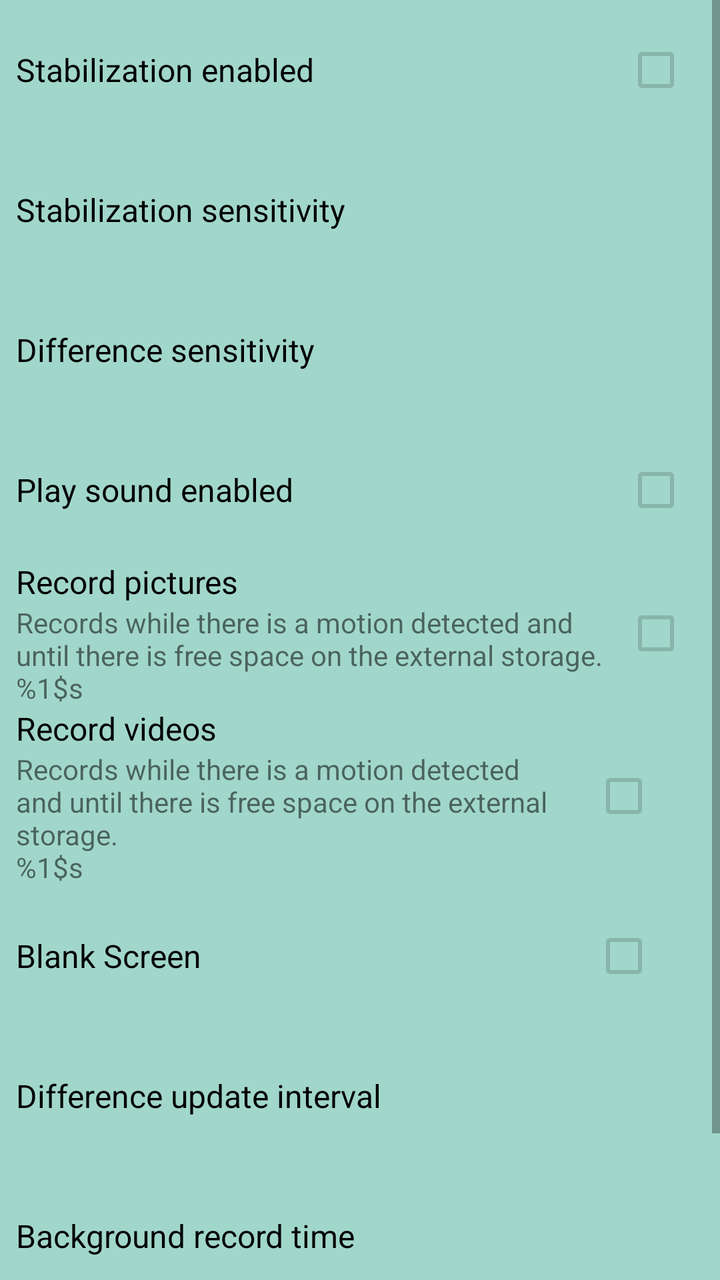
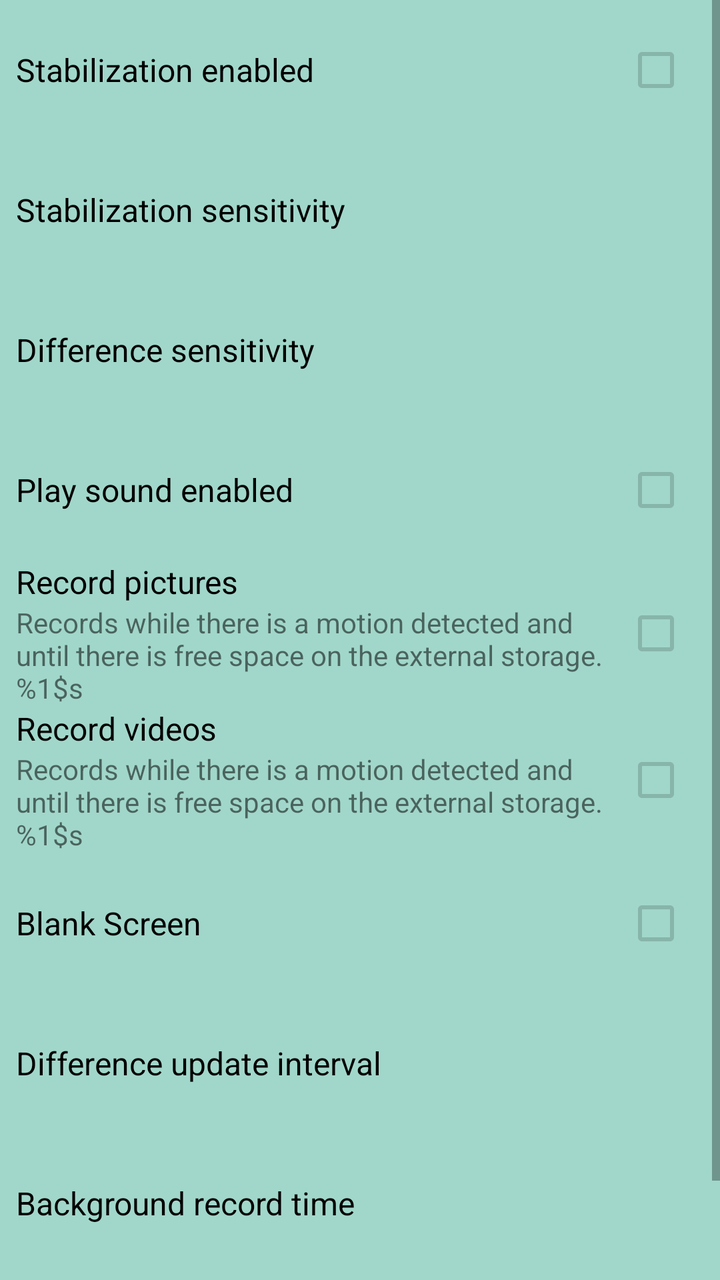

Compare the two renders of this Android layout. The source of the first and the diff that turns it into the second are given below.
<!-- AndroidManifest.xml: application theme AppTheme -->
<!-- res/layout/activity_settings.xml -->
<?xml version="1.0" encoding="utf-8"?>
<ScrollView
    xmlns:android="http://schemas.android.com/apk/res/android"
    xmlns:tools="http://schemas.android.com/tools"
    android:layout_width="match_parent"
    android:layout_height="match_parent"
    android:fillViewport="true"
    android:background="@color/colorPrimary"
    tools:context="com.blogspot.techzealous.sentinel.SettingsActivity">

    <LinearLayout
        android:layout_width="match_parent"
        android:layout_height="wrap_content"
        android:paddingStart="8dp"
        android:paddingEnd="16dp"
        android:orientation="vertical"
        android:id="@+id/linearLayoutRootSettings">

        <RelativeLayout
            android:id="@+id/relativeLayoutStabilizationSettings"
            android:layout_width="match_parent"
            android:layout_height="70dp">

            <TextView
                android:layout_width="wrap_content"
                android:layout_height="wrap_content"
                android:layout_centerVertical="true"
                android:textSize="16sp"
                android:textColor="@android:color/black"
                android:text="@string/stabilization_enabled"
                android:id="@+id/textViewStabilizationSettings"/>

            <CheckBox
                android:layout_width="wrap_content"
                android:layout_height="wrap_content"
                android:layout_alignParentEnd="true"
                android:layout_centerVertical="true"
                android:enabled="false"
                android:id="@+id/checkBoxStabilizationSettings"/>
        </RelativeLayout>

        <TextView
            android:layout_width="match_parent"
            android:layout_height="70dp"
            android:gravity="center_vertical"
            android:textSize="16sp"
            android:textColor="@android:color/black"
            android:text="@string/stabilization_sensitivity"
            android:id="@+id/textViewStabilizationSensitivitySettings"/>

        <TextView
            android:layout_width="match_parent"
            android:layout_height="70dp"
            android:gravity="center_vertical"
            android:textSize="16sp"
            android:textColor="@android:color/black"
            android:text="@string/difference_sensitivity"
            android:id="@+id/textViewDifferenceSensitivitySettings"/>

        <RelativeLayout
            android:id="@+id/relativeLayoutPlaySoundSettings"
            android:layout_width="match_parent"
            android:layout_height="70dp">

            <TextView
                android:layout_width="wrap_content"
                android:layout_height="wrap_content"
                android:layout_centerVertical="true"
                android:textSize="16sp"
                android:textColor="@android:color/black"
                android:text="@string/play_sound_enabled"
                android:layout_alignParentStart="true"
                android:layout_toStartOf="@+id/checkBoxPlaySoundSettings"
                android:id="@+id/textViewPlaySoundSettings" />

            <CheckBox
                android:layout_width="wrap_content"
                android:layout_height="wrap_content"
                android:layout_alignParentEnd="true"
                android:layout_centerVertical="true"
                android:enabled="false"
                android:id="@+id/checkBoxPlaySoundSettings"/>
        </RelativeLayout>

        <RelativeLayout
            android:id="@+id/relativeLayoutPicturesSettings"
            android:layout_width="match_parent"
            android:layout_height="wrap_content">

            <TextView
                android:layout_width="match_parent"
                android:layout_height="wrap_content"
                android:layout_toStartOf="@+id/checkBoxRecordPicturesSettings"
                android:textSize="16sp"
                android:textColor="@android:color/black"
                android:text="@string/record_pictures"
                android:id="@+id/textViewRecordPicturesSettings"/>

            <CheckBox
                android:layout_width="wrap_content"
                android:layout_height="wrap_content"
                android:layout_alignParentEnd="true"
                android:layout_centerVertical="true"
                android:enabled="false"
                android:id="@+id/checkBoxRecordPicturesSettings"/>

            <TextView
                android:id="@+id/textViewRecordPicturesDescSettings"
                android:layout_width="match_parent"
                android:layout_height="wrap_content"
                android:layout_below="@id/textViewRecordPicturesSettings"
                android:layout_toStartOf="@+id/checkBoxRecordPicturesSettings"
                android:text="@string/record_description"/>

        </RelativeLayout>

        <RelativeLayout
            android:id="@+id/relativeLayoutVideosSettings"
            android:layout_width="match_parent"
            android:layout_height="wrap_content"
            android:paddingStart="0dp"
            android:paddingEnd="16dp"
            android:paddingLeft="16dp"
            android:paddingRight="16dp">

            <TextView
                android:layout_width="match_parent"
                android:layout_height="wrap_content"
                android:layout_toStartOf="@+id/checkBoxRecordVideosSettings"
                android:textSize="16sp"
                android:textColor="@android:color/black"
                android:text="@string/record_videos"
                android:id="@+id/textViewRecordVideosSettings"/>

            <CheckBox
                android:layout_width="wrap_content"
                android:layout_height="wrap_content"
                android:layout_alignParentEnd="true"
                android:layout_centerVertical="true"
                android:enabled="false"
                android:id="@+id/checkBoxRecordVideosSettings"/>

            <TextView
                android:id="@+id/textViewRecordVideosDescSettings"
                android:layout_width="match_parent"
                android:layout_height="wrap_content"
                android:layout_below="@id/textViewRecordVideosSettings"
                android:layout_toStartOf="@+id/checkBoxRecordVideosSettings"
                android:text="@string/record_description"/>
        </RelativeLayout>

        <RelativeLayout
            android:id="@+id/relativeLayoutBlankScreenSettings"
            android:layout_width="match_parent"
            android:layout_height="70dp"
            android:paddingStart="0dp"
            android:paddingEnd="16dp">

            <TextView
                android:layout_width="wrap_content"
                android:layout_height="wrap_content"
                android:layout_centerVertical="true"
                android:textSize="16sp"
                android:textColor="@android:color/black"
                android:text="@string/blank_screen"
                android:layout_alignParentStart="true"
                android:layout_toStartOf="@+id/checkBoxBlankScreenSettings"
                android:id="@+id/textViewBlankScreenSettings" />

            <CheckBox
                android:layout_width="wrap_content"
                android:layout_height="wrap_content"
                android:layout_alignParentEnd="true"
                android:layout_centerVertical="true"
                android:enabled="false"
                android:id="@+id/checkBoxBlankScreenSettings"/>
        </RelativeLayout>

        <TextView
            android:layout_width="match_parent"
            android:layout_height="70dp"
            android:gravity="center_vertical"
            android:textSize="16sp"
            android:textColor="@android:color/black"
            android:text="@string/difference_update"
            android:id="@+id/textViewDifferenceUpdate"/>

        <TextView
            android:layout_width="match_parent"
            android:layout_height="70dp"
            android:gravity="center_vertical"
            android:textSize="16sp"
            android:textColor="@android:color/black"
            android:text="@string/background_record_time"
            android:id="@+id/textViewBackgroundRecordTime"/>

        <RelativeLayout
            android:id="@+id/relativeLayoutDeviceAdmin"
            android:layout_width="match_parent"
            android:layout_height="70dp"
            android:paddingStart="0dp"
            android:paddingEnd="16dp">

            <TextView
                android:layout_width="wrap_content"
                android:layout_height="wrap_content"
                android:layout_centerVertical="true"
                android:textSize="16sp"
                android:textColor="@android:color/black"
                android:text="@string/enable_device_admin"
                android:layout_alignParentStart="true"
                android:layout_toStartOf="@+id/checkBoxDeviceAdmin"
                android:id="@+id/textViewDeviceAdmin" />

            <CheckBox
                android:layout_width="wrap_content"
                android:layout_height="wrap_content"
                android:layout_alignParentEnd="true"
                android:layout_centerVertical="true"
                android:enabled="false"
                android:id="@+id/checkBoxDeviceAdmin"/>
        </RelativeLayout>

    </LinearLayout>
</ScrollView>
<!-- resources referenced by this layout -->
<resources>
  <color name="colorPrimary">#A1D7CA</color>
  <string name="background_record_time">Background record time</string>
  <string name="blank_screen">Blank Screen</string>
  <string name="difference_sensitivity">Difference sensitivity</string>
  <string name="difference_update">Difference update interval</string>
  <string name="enable_device_admin">Enable device admin</string>
  <string name="play_sound_enabled">Play sound enabled</string>
  <string name="record_description">Records while there is a motion detected and until there is free space on the external storage.\n%1$s</string>
  <string name="record_pictures">Record pictures</string>
  <string name="record_videos">Record videos</string>
  <string name="stabilization_enabled">Stabilization enabled</string>
  <string name="stabilization_sensitivity">Stabilization sensitivity</string>
  <style name="AppTheme" parent="Theme.AppCompat.Light.DarkActionBar">
          
          <item name="colorPrimary">@color/colorPrimary</item>
          <item name="colorPrimaryDark">@color/colorPrimaryDark</item>
          <item name="colorAccent">@color/colorAccent</item>
      </style>
  <color name="colorPrimaryDark">#8FBEB6</color>
  <color name="colorAccent">#268AD9</color>
</resources>

<!-- the commit's change to res/layout/activity_settings.xml (unified diff, before → after) -->
@@ -117,11 +117,7 @@
         <RelativeLayout
             android:id="@+id/relativeLayoutVideosSettings"
             android:layout_width="match_parent"
-            android:layout_height="wrap_content"
-            android:paddingStart="0dp"
-            android:paddingEnd="16dp"
-            android:paddingLeft="16dp"
-            android:paddingRight="16dp">
+            android:layout_height="wrap_content">
 
             <TextView
                 android:layout_width="match_parent"
@@ -152,9 +148,7 @@
         <RelativeLayout
             android:id="@+id/relativeLayoutBlankScreenSettings"
             android:layout_width="match_parent"
-            android:layout_height="70dp"
-            android:paddingStart="0dp"
-            android:paddingEnd="16dp">
+            android:layout_height="70dp">
 
             <TextView
                 android:layout_width="wrap_content"
@@ -197,14 +191,11 @@
         <RelativeLayout
             android:id="@+id/relativeLayoutDeviceAdmin"
             android:layout_width="match_parent"
-            android:layout_height="70dp"
-            android:paddingStart="0dp"
-            android:paddingEnd="16dp">
-
-            <TextView
-                android:layout_width="wrap_content"
-                android:layout_height="wrap_content"
-                android:layout_centerVertical="true"
+            android:layout_height="wrap_content">
+
+            <TextView
+                android:layout_width="wrap_content"
+                android:layout_height="wrap_content"
                 android:textSize="16sp"
                 android:textColor="@android:color/black"
                 android:text="@string/enable_device_admin"
@@ -219,6 +210,14 @@
                 android:layout_centerVertical="true"
                 android:enabled="false"
                 android:id="@+id/checkBoxDeviceAdmin"/>
+
+            <TextView
+                android:id="@+id/textViewDeviceAdminDesc"
+                android:layout_width="match_parent"
+                android:layout_height="wrap_content"
+                android:layout_below="@id/textViewDeviceAdmin"
+                android:layout_toStartOf="@+id/checkBoxDeviceAdmin"
+                android:text="@string/enable_device_admin_description"/>
         </RelativeLayout>
 
     </LinearLayout>
<!-- resource entries referenced after the edit -->
@@ -6,6 +6,7 @@
   <string name="difference_sensitivity">Difference sensitivity</string>
   <string name="difference_update">Difference update interval</string>
   <string name="enable_device_admin">Enable device admin</string>
+  <string name="enable_device_admin_description">Locks device screen when application goes to background on Camera recording.</string>
   <string name="play_sound_enabled">Play sound enabled</string>
   <string name="record_description">Records while there is a motion detected and until there is free space on the external storage.\n%1$s</string>
   <string name="record_pictures">Record pictures</string>
